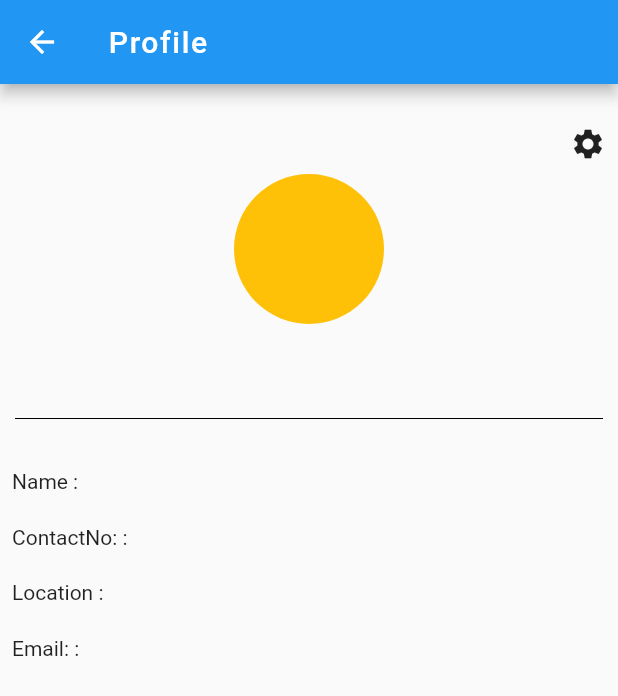
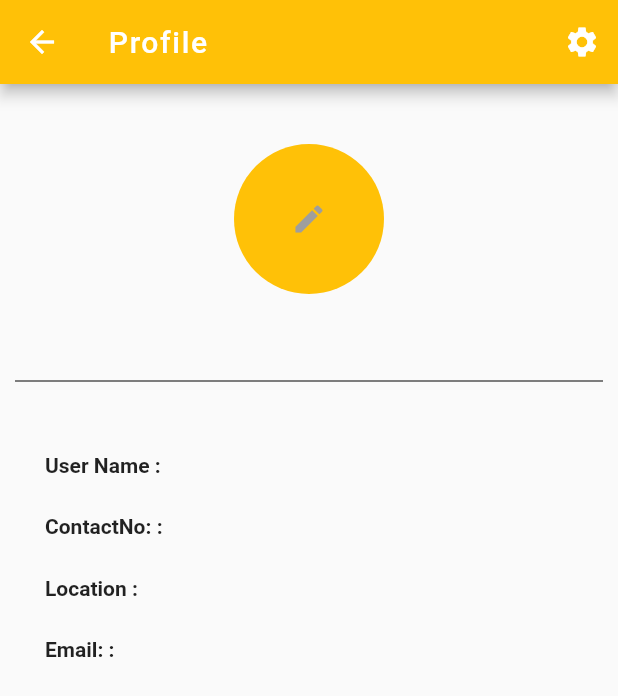
Before and after one commit to afsariq/tuk, a Flutter app: the Profilescreen screen opened directly, on a phone screen of 412 x 824 dp. Shown: the top 696 px of the screen. Run offline on Flutter 3.47's test engine with Material 2 defaults, Android fonts, the phone set to English and light mode, and no system bars; our stand-ins replace animated_splash_screen, cloud_firestore, firebase_auth, firebase_core, firebase_storage, image_picker and 1 more; missing offline and left inert: loading_animations; accounts and stored records are empty.

```diff
--- a/lib/Profile/Profile.dart
+++ b/lib/Profile/Profile.dart
@@ -1,9 +1,8 @@
+import 'package:AutoSale/Editprofile/Editprofile.dart';
 import 'package:AutoSale/Home/Home.dart';
 import 'package:flutter/material.dart';
 import 'package:firebase_auth/firebase_auth.dart';
 import 'package:cloud_firestore/cloud_firestore.dart';
-import 'package:loading_animations/loading_animations.dart';
-import 'package:firebase_auth/firebase_auth.dart';
 
 class Profilescreen extends StatefulWidget {
   @override
@@ -26,6 +25,22 @@ class _ProfilescreenState extends State<Profilescreen> {
   Widget build(BuildContext context) {
     return Scaffold(
         appBar: AppBar(
+          actions: <Widget>[
+            Center(
+                child: IconButton(
+              icon: Icon(
+                Icons.settings,
+                color: Colors.white,
+              ),
+              onPressed: () {
+                Navigator.pushReplacement(
+                    context,
+                    MaterialPageRoute(
+                        builder: (context) => Editprofilescreen()));
+              },
+            ))
+          ],
+          backgroundColor: Colors.amber,
           leading: IconButton(
             icon: Icon(Icons.arrow_back, color: Colors.white),
             onPressed: () {
@@ -34,33 +49,33 @@ class _ProfilescreenState extends State<Profilescreen> {
             },
           ),
           title: Text("Profile", style: TextStyle(letterSpacing: 1.1)),
+
           //centerTitle: true,
         ),
         body: ListView(children: <Widget>[
           SizedBox(
             height: 20,
           ),
-          Padding(
-            padding: const EdgeInsets.all(8.0),
-            child: Row(
-                mainAxisAlignment: MainAxisAlignment.end,
-                children: <Widget>[
-                  // Text("Shop Name", style: TextStyle(fontSize: 30)),
-                  Icon(Icons.settings),
-                ]),
-          ),
           Column(
             children: <Widget>[
-              Row(
-                  mainAxisAlignment: MainAxisAlignment.center,
-                  children: <Widget>[
-                    CircleAvatar(
-                      backgroundColor: Colors.amber,
-                      radius: 50,
-                    )
-                  ]),
               SizedBox(
                 height: 20,
+              ),
+              CircleAvatar(
+                // backgroundImage: NetworkImage(""),
+                backgroundColor: Colors.amber,
+                radius: 50,
+                child: Padding(
+                  padding: const EdgeInsets.all(20.0),
+                  child: IconButton(
+                    icon: Icon(Icons.edit),
+                    color: Colors.grey,
+                    onPressed: () {},
+                  ),
+                ),
+              ),
+              SizedBox(
+                height: 15,
               ),
               Padding(
                 padding: const EdgeInsets.only(
@@ -68,6 +83,7 @@ class _ProfilescreenState extends State<Profilescreen> {
                   right: 8,
                 ),
                 child: Row(children: <Widget>[
+                  SizedBox(height: 30),
                   Text(_salename,
                       style: TextStyle(fontSize: 30, color: Colors.black)),
                 ]),
@@ -79,14 +95,17 @@ class _ProfilescreenState extends State<Profilescreen> {
                   color: Colors.black,
                 ),
               ),
-              SizedBox(height: 18),
+              SizedBox(height: 30),
               Padding(
-                padding: const EdgeInsets.all(8.0),
+                padding: const EdgeInsets.only(left: 30.0, bottom: 10, top: 10),
                 child: Row(
                   children: <Widget>[
                     Expanded(
                       flex: 1,
-                      child: Text("Name :"),
+                      child: Text(
+                        "User Name :",
+                        style: TextStyle(fontWeight: FontWeight.bold),
+                      ),
                     ),
                     Expanded(
                       flex: 1,
@@ -97,12 +116,15 @@ class _ProfilescreenState extends State<Profilescreen> {
               ),
               SizedBox(height: 5),
               Padding(
-                padding: const EdgeInsets.all(8.0),
+                padding: const EdgeInsets.only(left: 30.0, bottom: 10, top: 10),
                 child: Row(
                   children: <Widget>[
                     Expanded(
                       flex: 1,
-                      child: Text("ContactNo: :"),
+                      child: Text(
+                        "ContactNo: :",
+                        style: TextStyle(fontWeight: FontWeight.bold),
+                      ),
                     ),
                     Expanded(
                       flex: 1,
@@ -113,12 +135,15 @@ class _ProfilescreenState extends State<Profilescreen> {
               ),
               SizedBox(height: 5),
               Padding(
-                padding: const EdgeInsets.all(8.0),
+                padding: const EdgeInsets.only(left: 30.0, bottom: 10, top: 10),
                 child: Row(
                   children: <Widget>[
                     Expanded(
                       flex: 1,
-                      child: Text("Location :"),
+                      child: Text(
+                        "Location :",
+                        style: TextStyle(fontWeight: FontWeight.bold),
+                      ),
                     ),
                     Expanded(
                       flex: 1,
@@ -129,12 +154,15 @@ class _ProfilescreenState extends State<Profilescreen> {
               ),
               SizedBox(height: 5),
               Padding(
-                padding: const EdgeInsets.all(8.0),
+                padding: const EdgeInsets.only(left: 30.0, bottom: 10, top: 10),
                 child: Row(
                   children: <Widget>[
                     Expanded(
                       flex: 1,
-                      child: Text("Email: :"),
+                      child: Text(
+                        "Email: :",
+                        style: TextStyle(fontWeight: FontWeight.bold),
+                      ),
                     ),
                     Expanded(
                       flex: 1,
@@ -151,7 +179,7 @@ class _ProfilescreenState extends State<Profilescreen> {
   Future<void> _getUserName() async {
     FirebaseFirestore.instance
         .collection('Users')
-        .doc((await FirebaseAuth.instance.currentUser).uid)
+        .doc((FirebaseAuth.instance.currentUser).uid)
         .get()
         .then((value) {
       setState(() {
```
Also changed, not shown: lib/Yoursale/Yoursale.dart (+25 -6 lines).
